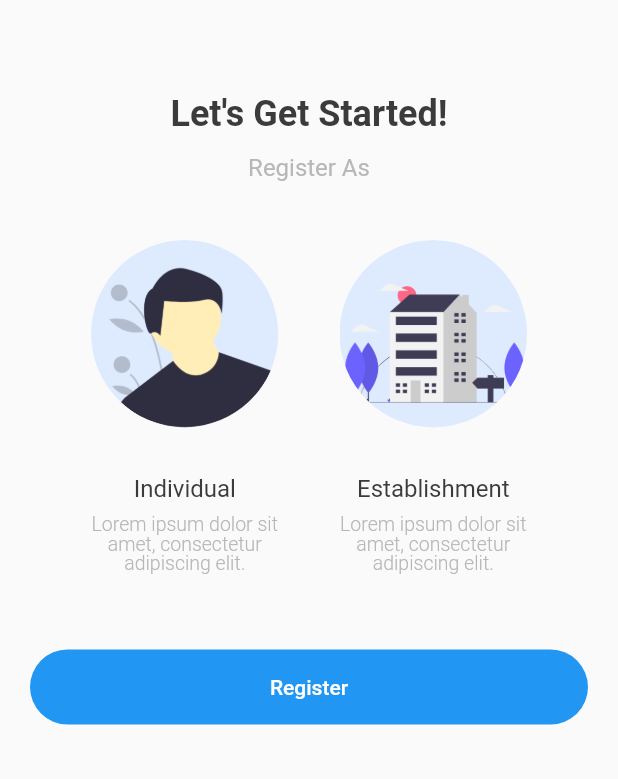
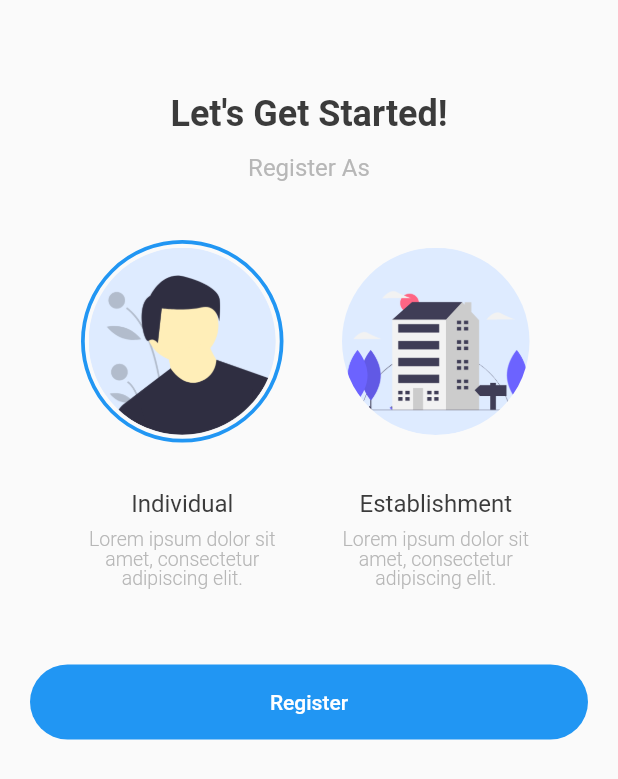
Before and after one commit to wmalquitar23/radar-qrcode-flutter, a Flutter app: the GetStartedPage screen opened by its route, on a phone screen of 412 x 824 dp. Shown: the top 779 px of the screen. Run offline on Flutter 3.47's test engine with Material 2 defaults, Android fonts, the light colour scheme and no system bars; our stand-ins replace bloc, flutter_bloc, page_transition, qr_flutter.

Commit message:
FEAT: Select Registration Type (Individual or Establishment) in Getting Started Page (#18)
* FEAT: Establishment Page

* CHORE: Rename EstablishmenInfo class to EstablishmenInfoPage

* CHORE: Rename ESTABLISHMENT_ROUTE to ESTABLISHMENT_INFO_ROUTE then apply it to files that uses it

* CHORE: Rename class EstablishmenInfoPage to EstablishmentInfoPage

* FEAT: Select Registration Type (Individual or Establishment) in Getting Started Page

* FEAT: Establishment Info Page (#15)

* FEAT: Establishment Page

* CHORE: Rename EstablishmenInfo class to EstablishmenInfoPage

* CHORE: Rename ESTABLISHMENT_ROUTE to ESTABLISHMENT_INFO_ROUTE then apply it to files that uses it

* CHORE: Rename class EstablishmenInfoPage to EstablishmentInfoPage

* FEAT: Establishment Home Page (#16)

* FEAT: Establishment Home Page

* CHORE: added EstablishmentHomePage to routes_navigation_util.dart

* FEAT: Establishment Info Page (#15)

* FEAT: Establishment Page

* CHORE: Rename EstablishmenInfo class to EstablishmenInfoPage

* CHORE: Rename ESTABLISHMENT_ROUTE to ESTABLISHMENT_INFO_ROUTE then apply it to files that uses it

* CHORE: Rename class EstablishmenInfoPage to EstablishmentInfoPage

* FEAT: Establishment Home Page

* CHORE: added EstablishmentHomePage to routes_navigation_util.dart

* FEAT: Establishment Page

* FEAT: Select Registration Type (Individual or Establishment) in Getting Started Page

* CHORE: Remove get_started_page_state.dart file and make state as enum.

```diff
--- a/lib/core/utils/routes/routes_navigation_util.dart
+++ b/lib/core/utils/routes/routes_navigation_util.dart
@@ -1,8 +1,10 @@
 import 'package:flutter/cupertino.dart';
 import 'package:flutter/material.dart';
+import 'package:flutter_bloc/flutter_bloc.dart';
 import 'package:page_transition/page_transition.dart';
 import 'package:radar_qrcode_flutter/core/utils/routes/router_util.dart';
 import 'package:radar_qrcode_flutter/core/utils/routes/routes_list.dart';
+import 'package:radar_qrcode_flutter/presentation/cubit/get_started_page_cubit.dart';
 import 'package:radar_qrcode_flutter/presentation/pages/basic_information/basic_information.dart';
 import 'package:radar_qrcode_flutter/presentation/pages/errors/not_found_page.dart';
 import 'package:radar_qrcode_flutter/presentation/pages/establishment_info/establishment_info_page.dart';
@@ -22,7 +24,10 @@ Route<dynamic> generateRoute(RouteSettings settings) {
       break;
     case GETSTARTED_ROUTE:
       return pushNamed(
-          page: GetStartedPage(),
+          page: BlocProvider<GettingstartedCubit>(
+            create: (_) => GettingstartedCubit(),
+            child: GetStartedPage(),
+          ),
           settings: settings,
           pageTransitionType: PageTransitionType.rightToLeftWithFade);
       break;
--- /dev/null
+++ b/lib/presentation/cubit/get_started_page_cubit.dart
@@ -0,0 +1,15 @@
+import 'package:bloc/bloc.dart';
+
+enum SelectedRegistrationType { Individual, Establishment }
+
+class GettingstartedCubit extends Cubit<SelectedRegistrationType> {
+  GettingstartedCubit() : super(SelectedRegistrationType.Individual);
+
+  void toggleSelectedRegistrationType() {
+    if (state == SelectedRegistrationType.Individual) {
+      emit(SelectedRegistrationType.Establishment);
+    } else {
+      emit(SelectedRegistrationType.Individual);
+    }
+  }
+}
--- a/lib/presentation/pages/getstarted/get_started_page.dart
+++ b/lib/presentation/pages/getstarted/get_started_page.dart
@@ -1,6 +1,8 @@
 import 'package:flutter/material.dart';
+import 'package:flutter_bloc/flutter_bloc.dart';
 import 'package:radar_qrcode_flutter/core/utils/color_util.dart';
 import 'package:radar_qrcode_flutter/core/utils/routes/routes_list.dart';
+import 'package:radar_qrcode_flutter/presentation/cubit/get_started_page_cubit.dart';
 import 'package:radar_qrcode_flutter/presentation/widgets/buttons/primary_button_widget.dart';
 import 'package:radar_qrcode_flutter/presentation/widgets/images/circle_image_widget.dart';
 import 'package:radar_qrcode_flutter/presentation/widgets/pages/mobile_status_margin_top.dart';
@@ -39,15 +41,26 @@ class _GetStartedPageState extends State<GetStartedPage> {
                   color: ColorUtil.primarySubTextColor,
                 ),
               ),
-              Row(
+              BlocBuilder<GettingstartedCubit, SelectedRegistrationType>(
+                builder: (_, state) {
+                  return Row(
                     mainAxisAlignment: MainAxisAlignment.spaceEvenly,
                     children: <Widget>[
                       Column(
                         children: <Widget>[
-                      CircleImage(
+                          _buildRegistrationTypeContainer(
+                            context,
+                            child: CircleImage(
                               size: 125.0,
                               imageUrl: "assets/images/undraw/individual.png",
                               fromNetwork: false,
+                              onClick: () =>
+                                  _toggleSelectedRegistrationType(context),
+                            ),
+                            selected:
+                                state == SelectedRegistrationType.Individual
+                                    ? true
+                                    : false,
                           ),
                           SizedBox(
                             height: 23.0,
@@ -66,12 +79,20 @@ class _GetStartedPageState extends State<GetStartedPage> {
                       ),
                       Column(
                         children: <Widget>[
-                      CircleImage(
+                          _buildRegistrationTypeContainer(
+                            context,
+                            child: CircleImage(
                               size: 125.0,
-                        imageUrl: "assets/images/undraw/establishment.png",
+                              imageUrl:
+                                  "assets/images/undraw/establishment.png",
                               fromNetwork: false,
-                        onClick: () => Navigator.pushNamed(
-                            context, ESTABLISHMENT_INFO_ROUTE),
+                              onClick: () =>
+                                  _toggleSelectedRegistrationType(context),
+                            ),
+                            selected:
+                                state == SelectedRegistrationType.Establishment
+                                    ? true
+                                    : false,
                           ),
                           SizedBox(
                             height: 23.0,
@@ -89,6 +110,8 @@ class _GetStartedPageState extends State<GetStartedPage> {
                         ],
                       ),
                     ],
+                  );
+                },
               ),
               SizedBox(
                 height: 50.0,
@@ -97,7 +120,11 @@ class _GetStartedPageState extends State<GetStartedPage> {
                 text: "Register",
                 fontSize: 14,
                 onPressed: () {
-                  Navigator.pushNamed(context, BASIC_INFORMATION_ROUTE);
+                  final nextRoute = context.bloc<GettingstartedCubit>().state ==
+                          SelectedRegistrationType.Individual
+                      ? BASIC_INFORMATION_ROUTE
+                      : ESTABLISHMENT_INFO_ROUTE;
+                  Navigator.pushNamed(context, nextRoute);
                 },
               )
             ],
@@ -106,4 +133,25 @@ class _GetStartedPageState extends State<GetStartedPage> {
       ),
     );
   }
+
+  _buildRegistrationTypeContainer(BuildContext context,
+      {@required Widget child, bool selected = false}) {
+    return Container(
+      padding: EdgeInsets.all(2.5),
+      decoration: ShapeDecoration(
+        shape: CircleBorder(
+          side: BorderSide(
+              width: 2.5,
+              color: selected
+                  ? Theme.of(context).primaryColor
+                  : Colors.transparent),
+        ),
+      ),
+      child: child,
+    );
   }
+
+  _toggleSelectedRegistrationType(BuildContext context) {
+    context.bloc<GettingstartedCubit>().toggleSelectedRegistrationType();
+  }
+}
--- a/lib/presentation/widgets/images/circle_image_widget.dart
+++ b/lib/presentation/widgets/images/circle_image_widget.dart
@@ -7,13 +7,13 @@ class CircleImage extends StatelessWidget {
   final Function onClick;
   final bool fromNetwork;
 
-  const CircleImage(
-      {Key key,
-      @required this.size,
-      @required this.imageUrl,
-      this.onClick,
-      this.fromNetwork = true})
-      : super(key: key);
+  const CircleImage({
+    Key key,
+    @required this.size,
+    @required this.imageUrl,
+    this.onClick,
+    this.fromNetwork = true,
+  }) : super(key: key);
 
   @override
   Widget build(BuildContext context) {
```
Also changed, not shown: pubspec.yaml (+3 -7 lines), pubspec.lock. Lines whose indentation alone changed are shown as unchanged.
